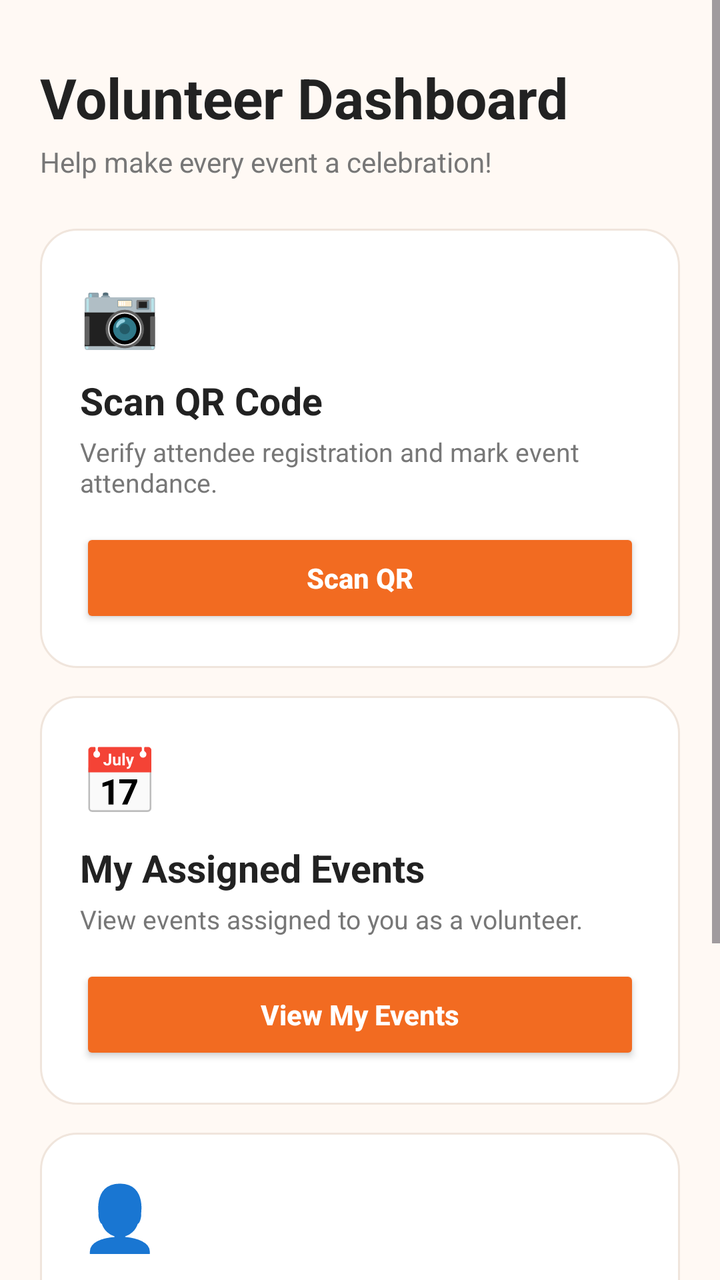
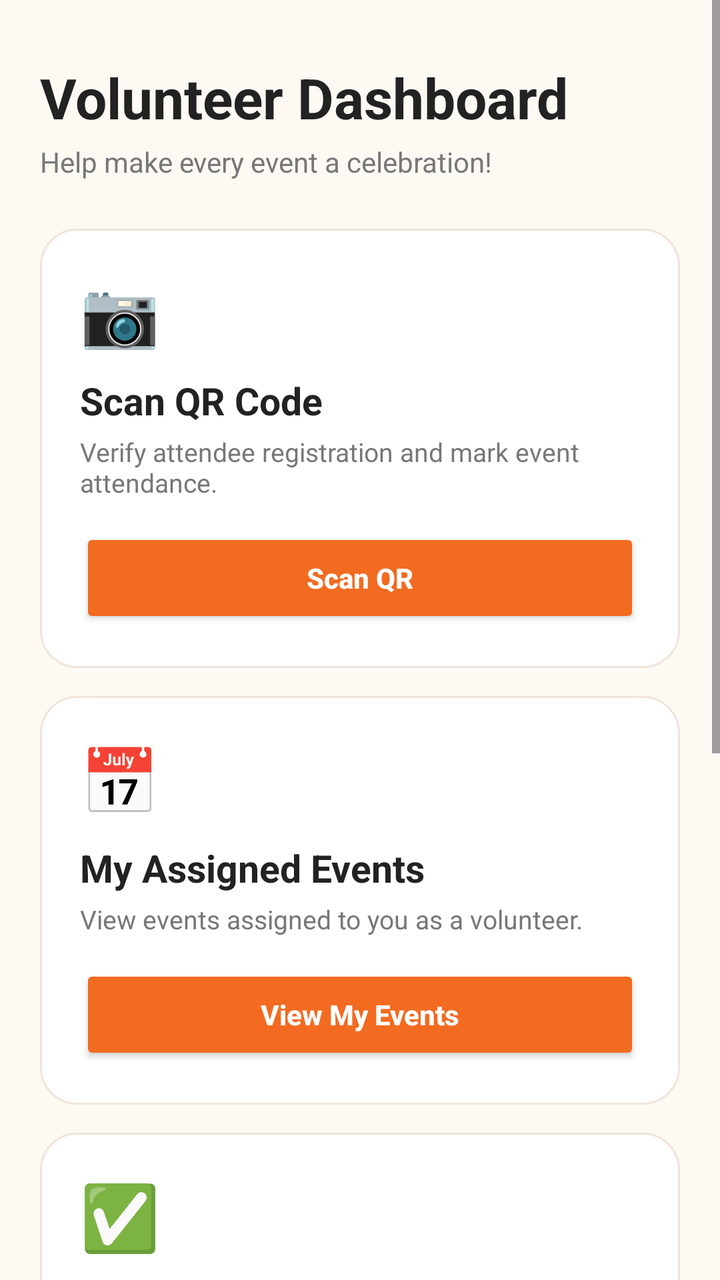

Two renders of the same Android screen: before a commit and after it. Below are the layout's source before the change and the commit's diff.
<!-- AndroidManifest.xml: application theme Theme.Festive_hub -->
<!-- res/layout/activity_volunteer.xml -->
<?xml version="1.0" encoding="utf-8"?>
<ScrollView
    xmlns:android="http://schemas.android.com/apk/res/android"
    android:layout_width="match_parent"
    android:layout_height="match_parent"
    android:background="#FFF9F4">

    <LinearLayout
        android:layout_width="match_parent"
        android:layout_height="wrap_content"
        android:orientation="vertical"
        android:padding="20dp">

        <TextView
            android:layout_width="match_parent"
            android:layout_height="wrap_content"
            android:text="Volunteer Dashboard"
            android:textColor="#222222"
            android:textSize="28sp"
            android:textStyle="bold"
            android:layout_marginTop="10dp" />

        <TextView
            android:layout_width="match_parent"
            android:layout_height="wrap_content"
            android:text="Help make every event a celebration!"
            android:textColor="#777777"
            android:textSize="14sp"
            android:layout_marginTop="4dp"
            android:layout_marginBottom="24dp" />

        <LinearLayout
            android:layout_width="match_parent"
            android:layout_height="wrap_content"
            android:orientation="vertical"
            android:padding="20dp"
            android:background="@drawable/bg_admin_card"
            android:layout_marginBottom="14dp">

            <TextView
                android:layout_width="wrap_content"
                android:layout_height="wrap_content"
                android:text="📷"
                android:textSize="32sp" />

            <TextView
                android:layout_width="match_parent"
                android:layout_height="wrap_content"
                android:text="Scan QR Code"
                android:textColor="#222222"
                android:textSize="19sp"
                android:textStyle="bold"
                android:layout_marginTop="10dp" />

            <TextView
                android:layout_width="match_parent"
                android:layout_height="wrap_content"
                android:text="Verify attendee registration and mark event attendance."
                android:textColor="#777777"
                android:textSize="13sp"
                android:layout_marginTop="4dp" />

            <Button
                android:id="@+id/btnScanQr"
                android:layout_width="match_parent"
                android:layout_height="50dp"
                android:layout_marginTop="14dp"
                android:text="Scan QR"
                android:textAllCaps="false"
                android:textColor="#FFFFFF"
                android:textStyle="bold"
                android:backgroundTint="#F26B21" />

        </LinearLayout>

        <LinearLayout
            android:layout_width="match_parent"
            android:layout_height="wrap_content"
            android:orientation="vertical"
            android:padding="20dp"
            android:background="@drawable/bg_admin_card"
            android:layout_marginBottom="14dp">

            <TextView
                android:layout_width="wrap_content"
                android:layout_height="wrap_content"
                android:text="📅"
                android:textSize="32sp" />

            <TextView
                android:layout_width="match_parent"
                android:layout_height="wrap_content"
                android:text="My Assigned Events"
                android:textColor="#222222"
                android:textSize="19sp"
                android:textStyle="bold"
                android:layout_marginTop="10dp" />

            <TextView
                android:layout_width="match_parent"
                android:layout_height="wrap_content"
                android:text="View events assigned to you as a volunteer."
                android:textColor="#777777"
                android:textSize="13sp"
                android:layout_marginTop="4dp" />

            <Button
                android:id="@+id/btnMyEvents"
                android:layout_width="match_parent"
                android:layout_height="50dp"
                android:layout_marginTop="14dp"
                android:text="View My Events"
                android:textAllCaps="false"
                android:textColor="#FFFFFF"
                android:textStyle="bold"
                android:backgroundTint="#F26B21" />

        </LinearLayout>

        <LinearLayout
            android:layout_width="match_parent"
            android:layout_height="wrap_content"
            android:orientation="vertical"
            android:padding="20dp"
            android:background="@drawable/bg_admin_card"
            android:layout_marginBottom="14dp">

            <TextView
                android:layout_width="wrap_content"
                android:layout_height="wrap_content"
                android:text="👤"
                android:textSize="32sp" />

            <TextView
                android:layout_width="match_parent"
                android:layout_height="wrap_content"
                android:text="My Profile"
                android:textColor="#222222"
                android:textSize="19sp"
                android:textStyle="bold"
                android:layout_marginTop="10dp" />

            <TextView
                android:layout_width="match_parent"
                android:layout_height="wrap_content"
                android:text="View and manage your volunteer profile."
                android:textColor="#777777"
                android:textSize="13sp"
                android:layout_marginTop="4dp" />

            <Button
                android:id="@+id/btnVolunteerProfile"
                android:layout_width="match_parent"
                android:layout_height="50dp"
                android:layout_marginTop="14dp"
                android:text="Open Profile"
                android:textAllCaps="false"
                android:textColor="#FFFFFF"
                android:textStyle="bold"
                android:backgroundTint="#F26B21" />

        </LinearLayout>


        <Button
            android:id="@+id/btnVolunteerSettings"
            android:layout_width="match_parent"
            android:layout_height="52dp"
            android:layout_marginTop="12dp"
            android:backgroundTint="#F26B21"
            android:text="Settings"
            android:textAllCaps="false"
            android:textColor="#FFFFFF"
            android:textSize="16sp" />
    </LinearLayout>

</ScrollView>
<!-- resources referenced by this layout -->
<resources>
  <!-- drawable bg_admin_card (drawable) -->
  <?xml version="1.0" encoding="utf-8"?>
  <selector xmlns:android="http://schemas.android.com/apk/res/android">
  
      <item android:state_pressed="true">
  
          <shape android:shape="rectangle">
  
              <solid android:color="#FFF0E7" />
  
              <corners android:radius="18dp" />
  
              <stroke
                  android:width="1dp"
                  android:color="#F26B21" />
  
          </shape>
  
      </item>
  
      <item>
  
          <shape android:shape="rectangle">
  
              <solid android:color="#FFFFFF" />
  
              <corners android:radius="18dp" />
  
              <stroke
                  android:width="1dp"
                  android:color="#F0E5DC" />
  
              <padding
                  android:left="1dp"
                  android:top="1dp"
                  android:right="1dp"
                  android:bottom="1dp" />
  
          </shape>
  
      </item>
  
  </selector>
  <style name="Theme.Festive_hub" parent="Base.Theme.Festive_hub" />
  <style name="Base.Theme.Festive_hub" parent="Theme.Material3.DayNight.NoActionBar">
          
          
      </style>
</resources>

<!-- the commit's change to res/layout/activity_volunteer.xml (unified diff, before → after) -->
@@ -29,6 +29,8 @@
             android:layout_marginTop="4dp"
             android:layout_marginBottom="24dp" />
 
+        
+
         <LinearLayout
             android:layout_width="match_parent"
             android:layout_height="wrap_content"
@@ -73,6 +75,8 @@
 
         </LinearLayout>
 
+        
+
         <LinearLayout
             android:layout_width="match_parent"
             android:layout_height="wrap_content"
@@ -117,6 +121,54 @@
 
         </LinearLayout>
 
+        
+
+        <LinearLayout
+            android:layout_width="match_parent"
+            android:layout_height="wrap_content"
+            android:orientation="vertical"
+            android:padding="20dp"
+            android:background="@drawable/bg_admin_card"
+            android:layout_marginBottom="14dp">
+
+            <TextView
+                android:layout_width="wrap_content"
+                android:layout_height="wrap_content"
+                android:text="✅"
+                android:textSize="32sp" />
+
+            <TextView
+                android:layout_width="match_parent"
+                android:layout_height="wrap_content"
+                android:text="Attendance"
+                android:textColor="#222222"
+                android:textSize="19sp"
+                android:textStyle="bold"
+                android:layout_marginTop="10dp" />
+
+            <TextView
+                android:layout_width="match_parent"
+                android:layout_height="wrap_content"
+                android:text="View attendance records scanned by you."
+                android:textColor="#777777"
+                android:textSize="13sp"
+                android:layout_marginTop="4dp" />
+
+            <Button
+                android:id="@+id/btnAttendance"
+                android:layout_width="match_parent"
+                android:layout_height="50dp"
+                android:layout_marginTop="14dp"
+                android:text="View Attendance"
+                android:textAllCaps="false"
+                android:textColor="#FFFFFF"
+                android:textStyle="bold"
+                android:backgroundTint="#F26B21" />
+
+        </LinearLayout>
+
+        
+
         <LinearLayout
             android:layout_width="match_parent"
             android:layout_height="wrap_content"
@@ -161,6 +213,7 @@
 
         </LinearLayout>
 
+        
 
         <Button
             android:id="@+id/btnVolunteerSettings"
@@ -172,6 +225,7 @@
             android:textAllCaps="false"
             android:textColor="#FFFFFF"
             android:textSize="16sp" />
+
     </LinearLayout>
 
 </ScrollView>
